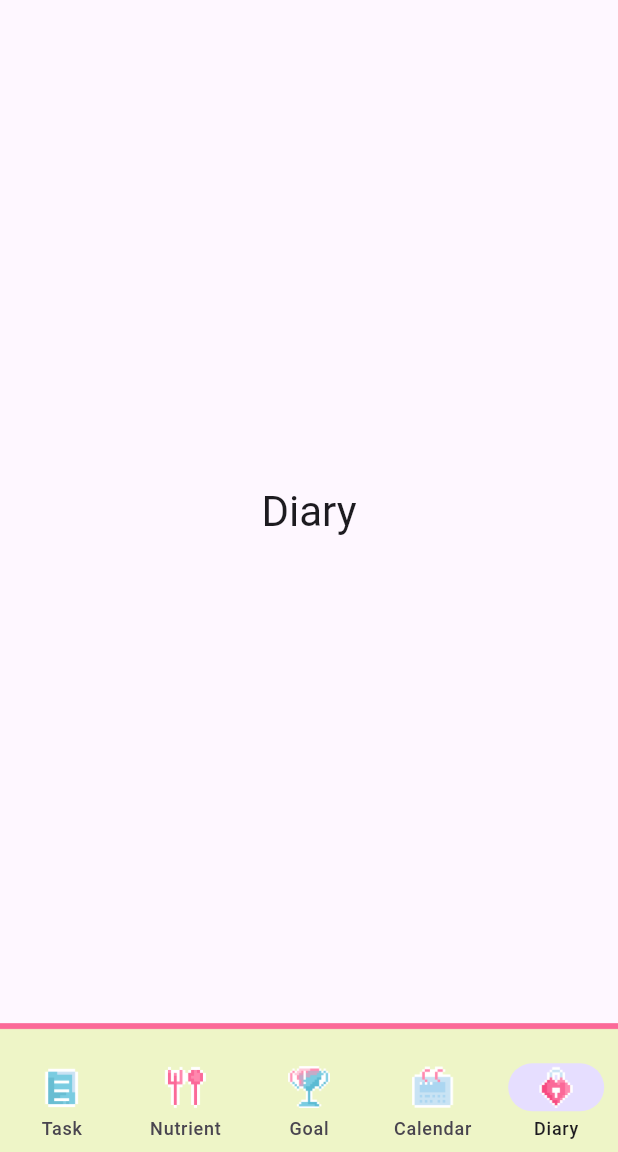
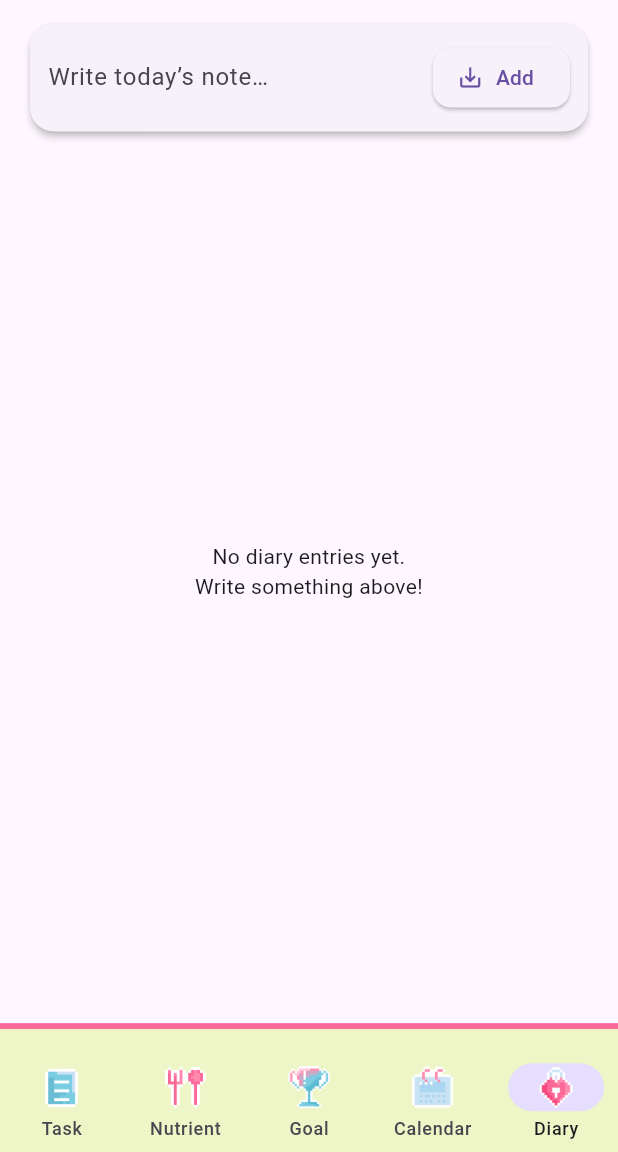
Before and after one commit to ruboon-dej/mobile-app, a Flutter app: the screen it shows after launch, item 5 of the bottom bar chosen, on a phone screen of 412 x 824 dp, the part 84-1236 px from its top. Run offline on Flutter 3.47's test engine with Material 3 defaults, Android fonts, the phone set to English and light mode, and no system bars; our stand-ins replace table_calendar.

Commit message:
Calendar&Diary

```diff
--- /dev/null
+++ b/lib/pages/diary.dart
@@ -0,0 +1,110 @@
+import 'package:flutter/material.dart';
+
+class DiaryPage extends StatefulWidget {
+  const DiaryPage({super.key});
+  @override
+  State<DiaryPage> createState() => _DiaryPageState();
+}
+
+class _DiaryPageState extends State<DiaryPage> {
+  final _controller = TextEditingController();
+  final List<_Entry> _entries = [];
+
+  @override
+  void dispose() {
+    _controller.dispose();
+    super.dispose();
+  }
+
+  void _addEntry() {
+    final text = _controller.text.trim();
+    if (text.isEmpty) return;
+    setState(() {
+      _entries.insert(0, _Entry(text: text, createdAt: DateTime.now()));
+      _controller.clear();
+    });
+  }
+
+  @override
+  Widget build(BuildContext context) {
+    return Padding(
+      padding: const EdgeInsets.fromLTRB(16, 12, 16, 24), // breathe above bottom bar
+      child: Column(
+        children: [
+          Card(
+            shape: RoundedRectangleBorder(borderRadius: BorderRadius.circular(16)),
+            elevation: 2,
+            child: Padding(
+              padding: const EdgeInsets.all(12),
+              child: Row(
+                children: [
+                  Expanded(
+                    child: TextField(
+                      controller: _controller,
+                      maxLines: 3,
+                      minLines: 1,
+                      decoration: const InputDecoration(
+                        hintText: "Write today’s note…",
+                        border: InputBorder.none,
+                      ),
+                    ),
+                  ),
+                  const SizedBox(width: 8),
+                  ElevatedButton.icon(
+                    onPressed: _addEntry,
+                    icon: const Icon(Icons.save_alt),
+                    label: const Text("Add"),
+                    style: ElevatedButton.styleFrom(
+                      shape: RoundedRectangleBorder(borderRadius: BorderRadius.circular(12)),
+                    ),
+                  ),
+                ],
+              ),
+            ),
+          ),
+          const SizedBox(height: 12),
+          Expanded(
+            child: _entries.isEmpty
+                ? const Center(
+                    child: Text("No diary entries yet.\nWrite something above!",
+                        textAlign: TextAlign.center))
+                : ListView.separated(
+                    itemCount: _entries.length,
+                    separatorBuilder: (_, __) => const SizedBox(height: 8),
+                    itemBuilder: (context, i) {
+                      final e = _entries[i];
+                      return Card(
+                        shape: RoundedRectangleBorder(borderRadius: BorderRadius.circular(14)),
+                        child: ListTile(
+                          title: Text(e.text),
+                          subtitle: Text(
+                            _formatDateTime(e.createdAt),
+                            style: Theme.of(context).textTheme.bodySmall,
+                          ),
+                          leading: const Icon(Icons.book_rounded),
+                        ),
+                      );
+                    },
+                  ),
+          ),
+        ],
+      ),
+    );
+  }
+
+  String _formatDateTime(DateTime dt) {
+    // simple local format: YYYY-MM-DD HH:MM
+    final y = dt.year.toString().padLeft(4, '0');
+    final m = dt.month.toString().padLeft(2, '0');
+    final d = dt.day.toString().padLeft(2, '0');
+    final hh = dt.hour.toString().padLeft(2, '0');
+    final mm = dt.minute.toString().padLeft(2, '0');
+    return "$y-$m-$d  $hh:$mm";
+  }
+}
+
+class _Entry {
+  final String text;
+  final DateTime createdAt;
+  _Entry({required this.text, required this.createdAt});
+}
--- a/lib/pages/home_screen.dart
+++ b/lib/pages/home_screen.dart
@@ -1,4 +1,7 @@
 import 'package:flutter/material.dart';
+
+import 'calendar.dart'; // ✅ add this line
+import 'diary.dart';
 // import 'pages/today_page.dart'; // when you have real pages, use them here
 
 class HomePage extends StatefulWidget {
@@ -15,8 +18,8 @@ class _HomePageState extends State<HomePage> {
     _PageStub('Task / Today'),
     _PageStub('Nutrient'),
     _PageStub('Goal'),
-    _PageStub('Calendar'),
-    _PageStub('Diary'),
+     CalendarPage(),
+     DiaryPage(),
   ];
 
   void _goTab(int i) => setState(() => _index = i);
--- a/pubspec.yaml
+++ b/pubspec.yaml
@@ -34,6 +34,8 @@ dependencies:
   # The following adds the Cupertino Icons font to your application.
   # Use with the CupertinoIcons class for iOS style icons.
   cupertino_icons: ^1.0.8
+  http: ^1.5.0
+  table_calendar: ^3.2.0
 
 dev_dependencies:
   flutter_test:
```
Also changed, not shown: lib/pages/calendar.dart (added, +200 -0 lines), lib/main.dart (line endings or trailing spaces), pubspec.lock, 1 other file.
